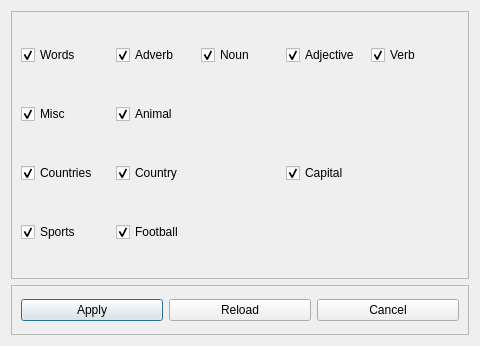
Old version of the form settings.ui in the repository H3SHAM03/CodeAlpha_Hangman_Game.
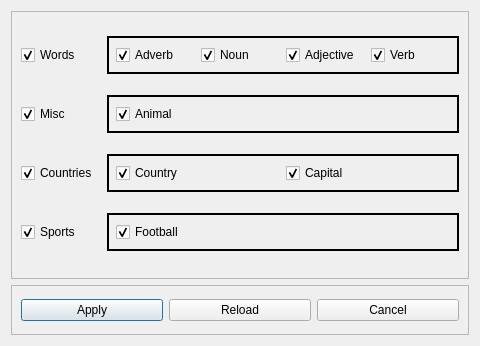
New version of the form.

Commit message: settings (not functional)

Diff of the .ui file:
```diff
--- a/settings.ui
+++ b/settings.ui
@@ -65,7 +65,7 @@
       <item row="2" column="1">
        <widget class="QWidget" name="CountriesWidget" native="true">
         <property name="styleSheet">
-         <string notr="true">QWidget#widget_2{
+         <string notr="true">QWidget#CountriesWidget{
 border: 2px solid black;
 }</string>
         </property>
@@ -132,7 +132,7 @@
       <item row="0" column="1">
        <widget class="QWidget" name="WordsWidget" native="true">
         <property name="styleSheet">
-         <string notr="true">QWidget#widget{
+         <string notr="true">QWidget#WordsWidget{
 border: 2px solid black;
 }</string>
         </property>
@@ -193,7 +193,7 @@
       <item row="3" column="1">
        <widget class="QWidget" name="SportsWidget" native="true">
         <property name="styleSheet">
-         <string notr="true">QWidget#widget_3{
+         <string notr="true">QWidget#SportsWidget{
 border: 2px solid black;
 }</string>
         </property>
@@ -214,7 +214,7 @@
       <item row="1" column="1">
        <widget class="QWidget" name="MiscWidget" native="true">
         <property name="styleSheet">
-         <string notr="true">QWidget#widget_4{
+         <string notr="true">QWidget#MiscWidget{
 border: 2px solid black;
 }</string>
         </property>
```
Left out of the diff: 99 changed lines with no effect on the pictures. The commit also changes 1 other file.
